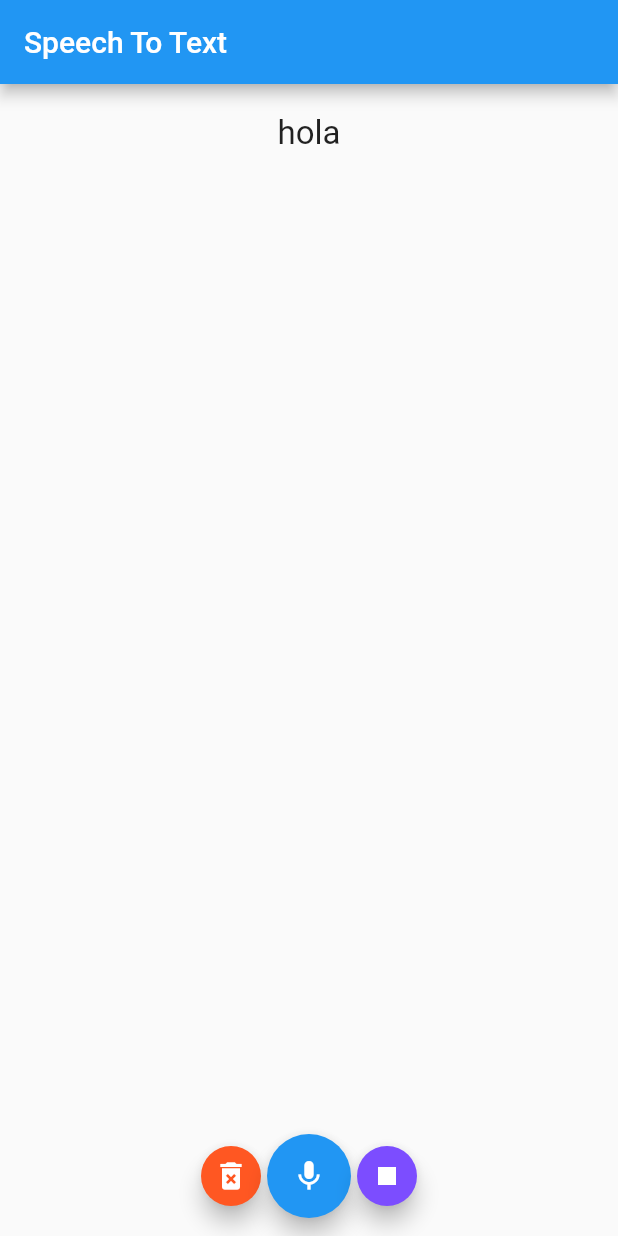
After one commit to Franklin2018/speech_to_text, a Flutter app: the screen it shows after launch, after a tap on the "mic" icon, on a phone screen of 412 x 824 dp. The commit adds this screen. Run offline on Flutter 3.47's test engine with Material 2 defaults, Android fonts, the phone set to English and light mode, and no system bars; missing offline and left inert: speech_recognition.

Commit message:
se agrego la interfaz y logica de la app, a un nuevo archivo speech_to_text

```diff
--- /dev/null
+++ b/lib/src/pages/speech_to_text.dart
@@ -0,0 +1,128 @@
+import 'package:flutter/material.dart';
+import 'package:speech_recognition/speech_recognition.dart';
+
+
+class SpeechToTextPage extends StatefulWidget {
+  @override
+  _SpeechToTextPageState createState() => _SpeechToTextPageState();
+}
+
+class _SpeechToTextPageState extends State<SpeechToTextPage> {
+
+   SpeechRecognition _speechRecognition; //objeto de reconocimiento de voz
+    bool _isAvailable = false;
+    bool _isListening = false;
+
+    String transcription = 'hola'; //aqui tendremos el resultado de la transcripcion
+
+  @override
+    void initState() {
+      super.initState();
+      activateSpeechRecognizer();
+    }
+     void activateSpeechRecognizer() {
+       _speechRecognition = SpeechRecognition();
+
+       _speechRecognition.setAvailabilityHandler(onSpeechAvailability);
+       _speechRecognition.setRecognitionStartedHandler(onRecognitionStarted);
+       _speechRecognition.setRecognitionResultHandler(onRecognitionResult);
+       _speechRecognition.setRecognitionCompleteHandler(onRecognitionComplete);
+
+       _speechRecognition.activate().then((res) => setState(() => _isAvailable = res));
+
+     }
+
+
+  @override
+  Widget build(BuildContext context) {
+    return Scaffold(
+      appBar: AppBar(
+        title: Text('Speech To Text'),
+      ),
+      body: Container(
+            child: Column(
+               mainAxisAlignment: MainAxisAlignment.spaceBetween,
+              children: <Widget>[
+                Column(
+                  children: <Widget>[
+                    Padding(
+                      padding: const EdgeInsets.all(20.0),
+                      child: Text(transcription,
+                      style: TextStyle(fontSize: 22),),
+                    )
+                  ],
+                ),
+                Column(
+                   mainAxisAlignment: MainAxisAlignment.end,
+                  children: <Widget>[
+                    Padding(
+                      padding: const EdgeInsets.all(12.0),
+                      child: Row(
+                         mainAxisAlignment: MainAxisAlignment.center,
+                        children: <Widget>[
+                          FloatingActionButton(// boton para cancelar
+                              mini: true,
+                              backgroundColor: Colors.deepOrange,
+                              child: Icon(Icons.delete_forever),
+                              onPressed: (){
+                                  _cancelMicrofono();
+                              },
+                          ),
+                          FloatingActionButton(//boton para activar el mic.
+                              child: Icon(Icons.mic),
+                              onPressed: (){
+                                  _activarMicrofono();
+                              },
+                          ),
+                          FloatingActionButton(//boton para detener el mic.
+                              mini: true,
+                              backgroundColor: Colors.deepPurpleAccent,
+                              child: Icon(Icons.stop),
+                              onPressed: (){
+                                  _stopMicrofono();
+                              },
+                          )
+                        ],
+                      ),
+                    )
+                  ],
+                )
+              ],
+            ),
+          ),
+    );
+
+
+  }
+    // metodos
+  void onSpeechAvailability(bool result) => setState(() => _isAvailable = result);
+
+  void onRecognitionStarted() => setState(() => _isListening = true);//aui el microfono esta escuchando
+
+  void onRecognitionResult(String text) => setState(() => transcription = text);// aqui la funcion devolvera el texto
+
+  void onRecognitionComplete() => setState(() => _isListening = false);
+
+   void _activarMicrofono() {
+    if( _isAvailable && !_isListening)
+      _speechRecognition
+        .listen(locale: 'es_ES').then((result)=>print('$result'));
+  }
+
+  void _stopMicrofono() {//para avisar que se completo el dictado, deja de escuchar
+    if( _isListening)
+      _speechRecognition.stop().then(
+        (result) => setState(() => _isListening = result),
+      );
+  }
+
+  void _cancelMicrofono() {
+    if( _isListening)
+      _speechRecognition.cancel().then(
+        (result) => setState( (){
+          _isListening = result;
+          transcription = "transcripcion cancelada";
+        } )
+        );
+  }
+}
```
Also changed, not shown: lib/main.dart (+2 -96 lines).
